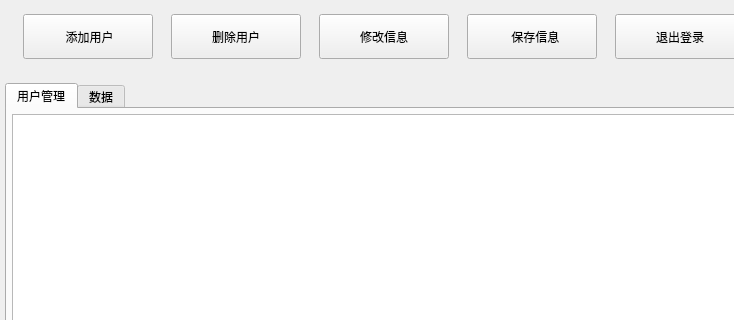
This is admin/adminwidget.ui in ciyeer/ManageSystem as Qt 5 draws it before an edit; both pictures show x 0 to 734 and y 0 to 320 of the 1296 by 814 pixel window. The edited form follows.
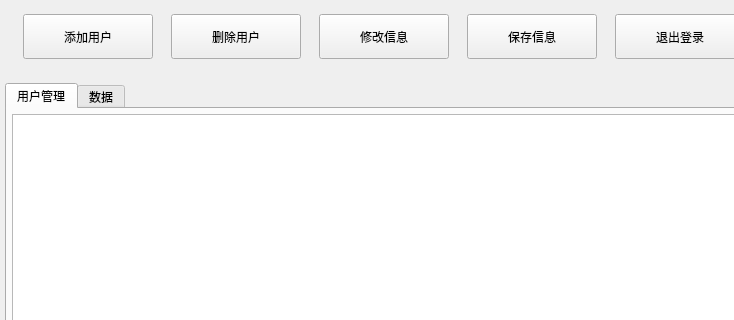
This is the edited form.

What changed in the file:
```diff
--- a/admin/adminwidget.ui
+++ b/admin/adminwidget.ui
@@ -54,7 +54,7 @@
           </size>
          </property>
          <property name="text">
-          <string> 添加用户</string>
+          <string>添加用户</string>
          </property>
         </widget>
        </item>
@@ -111,7 +111,7 @@
           </size>
          </property>
          <property name="text">
-          <string>  保存信息</string>
+          <string>保存信息</string>
          </property>
         </widget>
        </item>
```
